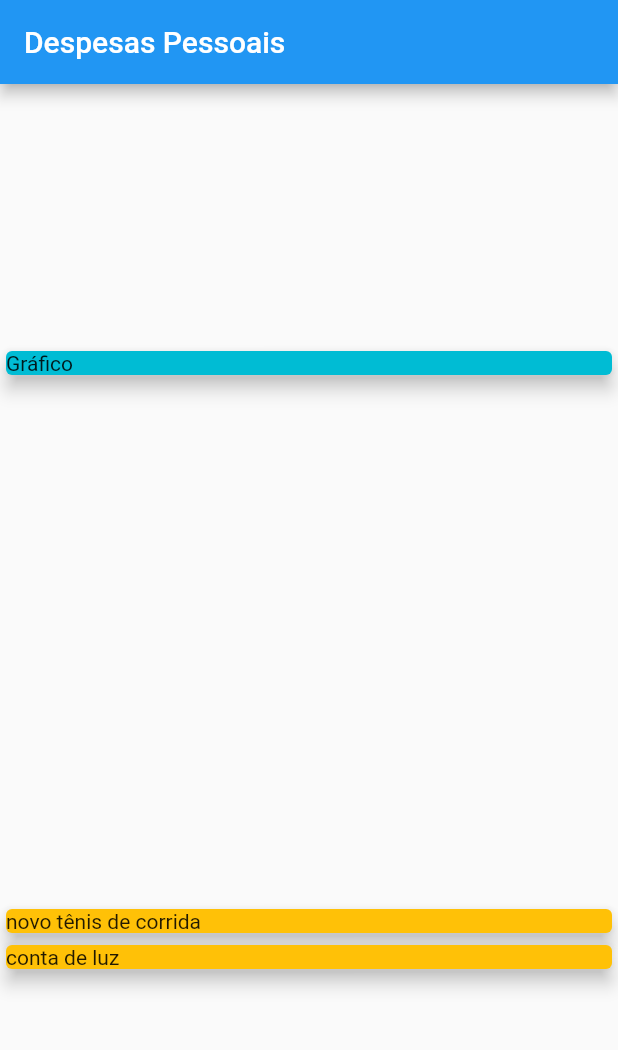
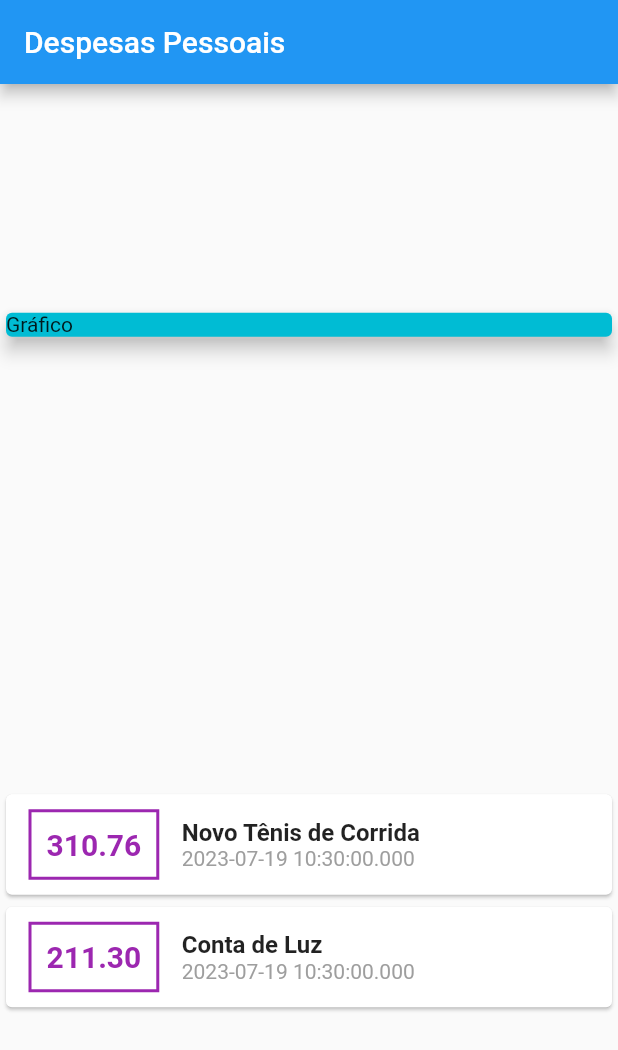
Before and after one commit to ajoluam/expenses, a Flutter app: the screen it shows after launch, on a phone screen of 412 x 824 dp. Shown: the top 1050 px of the screen. Run offline on Flutter 3.47's test engine with Material 2 defaults, Android fonts, the phone set to English and light mode, and no system bars.

Commit message:
Aulas 90 - 95 -> Aplicando estilos

```diff
--- a/lib/main.dart
+++ b/lib/main.dart
@@ -16,13 +16,13 @@ class MyHomePage extends StatelessWidget {
   final _transactions = [
     Transaction(
       id: 't1',
-      title: 'novo tênis de corrida',
+      title: 'Novo Tênis de Corrida',
       value: 310.76,
       date: DateTime.now(),
     ),
     Transaction(
       id: 't2',
-      title: 'conta de luz',
+      title: 'Conta de Luz',
       value: 211.30,
       date: DateTime.now(),
     )
@@ -46,13 +46,54 @@ class MyHomePage extends StatelessWidget {
             ),
           ),
           Column(
-            mainAxisAlignment: MainAxisAlignment.spaceAround,
-            crossAxisAlignment: CrossAxisAlignment.stretch,
             children: _transactions.map((tr) {
               return Card(
-                child: Text(tr.title),
-                color: Colors.amber,
-                elevation: 5,
+                child: Row(
+                  children: [
+                    Container(
+                      margin: EdgeInsets.symmetric(
+                        horizontal: 15,
+                        vertical: 10
+                      ),
+                      decoration: BoxDecoration(
+                        border: Border.all(
+                          color: Colors.purple,
+                          width: 2
+                        )
+                      ),
+                      padding: EdgeInsets.all(10),
+                      child: Text(
+                        tr.value.toStringAsFixed(2),
+                        style: TextStyle(
+                          fontWeight: FontWeight.bold,
+                          fontSize: 20,
+                          color: Colors.purple
+                        ),
+                      ),
+                    ),
+                    Column(
+                      crossAxisAlignment: CrossAxisAlignment.start,
+                      children: [
+                        Text(
+                          tr.title,
+                          style: TextStyle(
+                            fontWeight: FontWeight.bold,
+                            fontSize: 16
+                          ),
+                        ),
+                        Text(
+                            tr.date.toString(),
+                            style: TextStyle(
+                              color: Colors.grey
+                            ),
+
+                        ),
+
+                      ],
+
+                    )
+                  ],
+                ),
               );
             }).toList(),
           )
```
